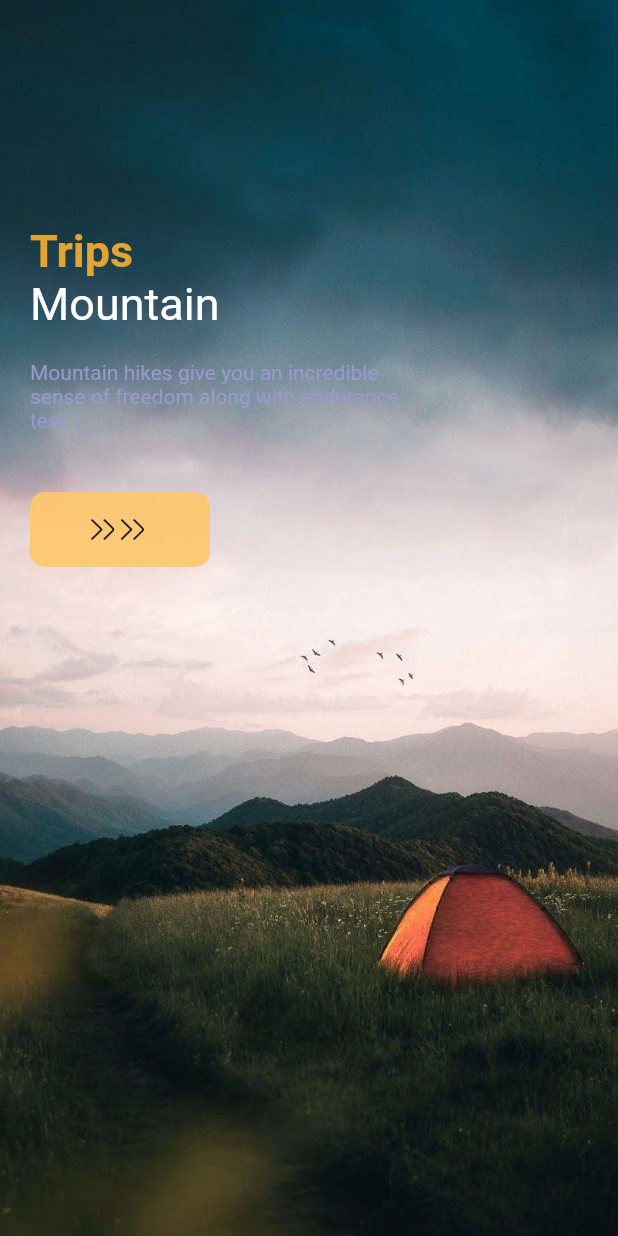
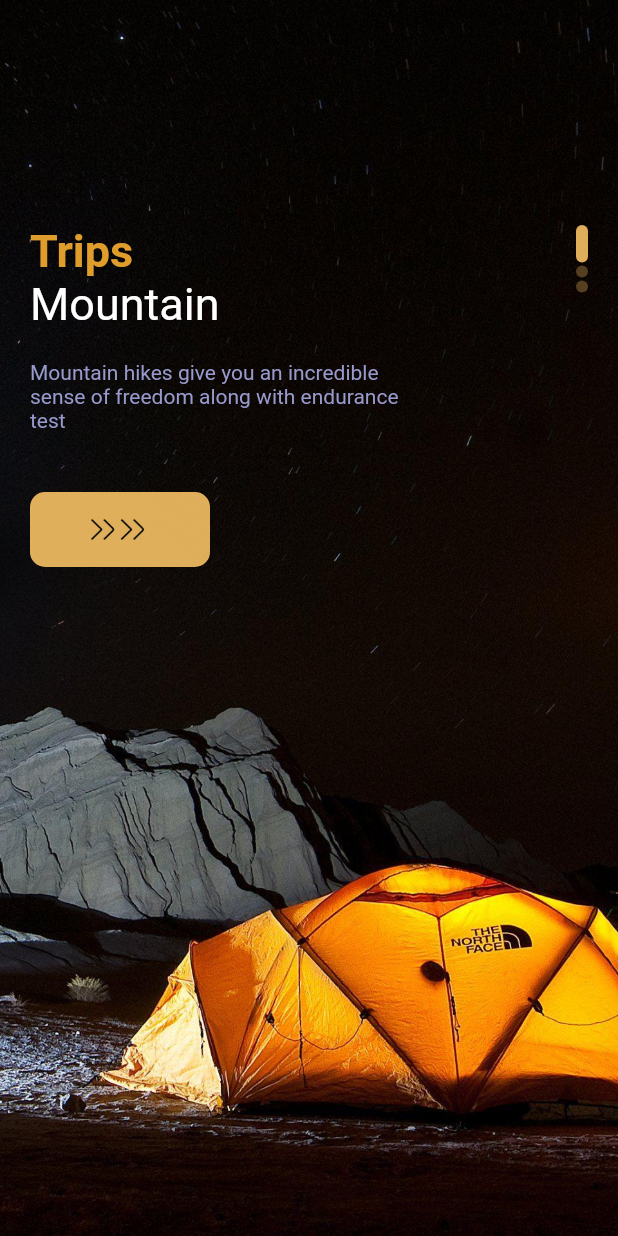
Before and after one commit to oumnou/Flutter_Camping_App, a Flutter app: the screen it shows after launch, on a phone screen of 412 x 824 dp. Run offline on Flutter 3.47's test engine with Material 2 defaults, Android fonts, the phone set to English and light mode, and no system bars.

Commit message:
Building the caroussel

```diff
--- a/lib/pages/welcome_page.dart
+++ b/lib/pages/welcome_page.dart
@@ -12,7 +12,7 @@ class WelcomePage extends StatefulWidget {
 }
 
 class _WelcomePageState extends State<WelcomePage> {
-  List<String>  images = ["bg4.jpg","bg3.jpg","bg2.jpg", ];
+  List<String>  images = ["bg3.jpg","bg1.jpg","bg2.jpg"];
 
   @override
   Widget build(BuildContext context) {
@@ -34,6 +34,7 @@ class _WelcomePageState extends State<WelcomePage> {
             child: Container(
               margin: const EdgeInsets.only(top:150, left:20, right:20),
               child: Row(
+                mainAxisAlignment: MainAxisAlignment.spaceBetween,
                 children: [
                   Column(
                     crossAxisAlignment:CrossAxisAlignment.start,
@@ -53,8 +54,22 @@ class _WelcomePageState extends State<WelcomePage> {
                       ResponsiveButton(width: 120,)
 
                      ],
+                  ),
+                  Column(
+                    children: List.generate(3, (indexDots){
+                      return Container(
+                        margin: const EdgeInsets.only(bottom: 2),
+                        width: 8,
+                        height: index==indexDots?25:8,
+                        decoration: BoxDecoration(
+                          borderRadius: BorderRadius.circular(8),
+                          color:index==indexDots?AppColors.mainColor:AppColors.mainColor.withOpacity(0.3)
+                          ),
+                      );
+                    }),
                   )
-              ]),
+                ],
+                ),
             ),
           );
         },
```
